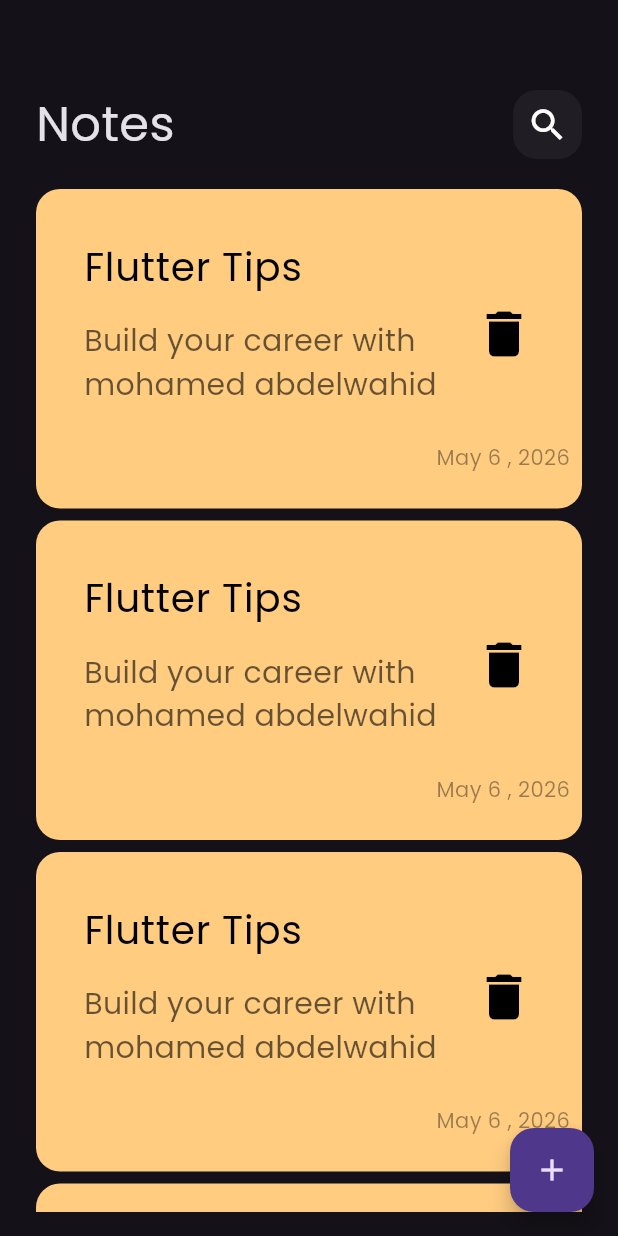
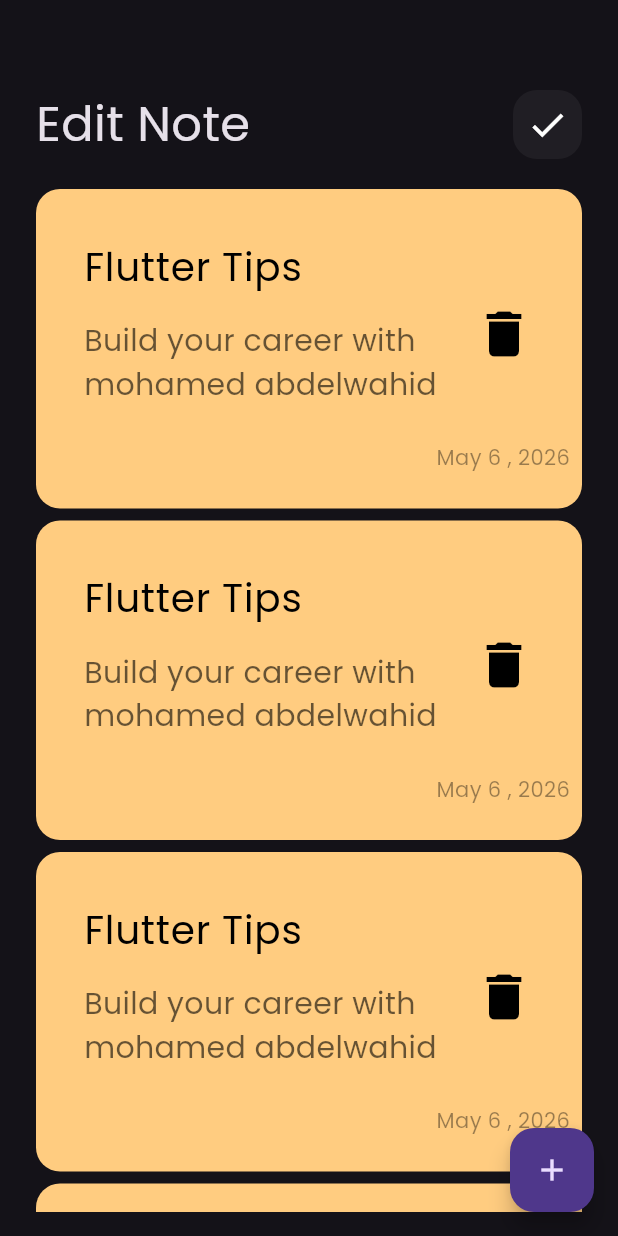
Before and after one commit to MohamedAbdelwahid/notes_app, a Flutter app: the screen it shows after launch, on a phone screen of 412 x 824 dp. Run offline on Flutter 3.47's test engine with Material 3 defaults, Android fonts, the phone set to English and light mode, and no system bars.

Commit message:
add custom app bar to edit note view

```diff
--- a/lib/views/widgets/custom_app_bar.dart
+++ b/lib/views/widgets/custom_app_bar.dart
@@ -1,25 +1,32 @@
-
 import 'package:flutter/material.dart';
-import 'package:frist_project/views/widgets/custom_icom.dart';
+import 'package:frist_project/views/widgets/custom_icon.dart';
 
 class CustomAppBar extends StatefulWidget {
-  const CustomAppBar({super.key});
-
+  const CustomAppBar({super.key, required this.title, required this.icon});
+  final String title;
+  final IconData icon;
   @override
   State<CustomAppBar> createState() => _CustomAppBarState();
+
+
 }
+
 
 class _CustomAppBarState extends State<CustomAppBar> {
   @override
   Widget build(BuildContext context) {
     return Row(
-      children: [
-        Text('Notes' ,  style: TextStyle(
-          fontSize: 32,
-        ),
-        ),
-        Spacer(),
-        CustomSearchIcon(),
+      mainAxisAlignment: MainAxisAlignment.spaceBetween,
+      children:[
+        Text(
+           widget.title ,
+         style: const TextStyle(
+          fontSize: 32
+          )),
+        const Spacer(),
+        CustomSearchIcon(
+          icon: widget.icon  ,
+          ),
       ],
     );
   }
--- a/lib/views/widgets/custom_icom.dart
+++ b/lib/views/widgets/custom_icon.dart
@@ -1,11 +1,11 @@
 import 'package:flutter/material.dart';
 
 class CustomSearchIcon extends StatelessWidget {
-  const CustomSearchIcon({super.key});
-
+  const CustomSearchIcon({super.key, required this.icon});
+  final IconData icon;
   @override
   Widget build(BuildContext context) {
-    return  Container(
+    return Container(
       height: 46,
       width: 46,
       decoration: BoxDecoration(
@@ -13,10 +13,7 @@
         color: Colors.white.withOpacity(.05),
         borderRadius: BorderRadius.circular(16),
       ),
-      child: const Center(
-        child: Icon(Icons.search,
-        size: 28,),
-      ),
+      child:  Center(child: Icon(icon, size: 28)),
     );
   }
 }
--- a/lib/views/widgets/custom_note_item.dart
+++ b/lib/views/widgets/custom_note_item.dart
@@ -29,7 +29,7 @@
               ),
               subtitle: Padding(
                 padding: const EdgeInsets.only(top: 16.0, bottom: 16),
-                child: Text(
+                 child :  Text(
                   'Build your career with mohamed abdelwahid',
                   style: TextStyle(
                     // ignore: deprecated_member_use
--- a/lib/views/widgets/edit_view_body.dart
+++ b/lib/views/widgets/edit_view_body.dart
@@ -1,10 +1,22 @@
 import 'package:flutter/material.dart';
+import 'package:frist_project/views/widgets/custom_app_bar.dart';
 
 class EditNoteViewBody extends StatelessWidget {
   const EditNoteViewBody({super.key});
 
   @override
   Widget build(BuildContext context) {
-    return Container();
+    return Padding(
+      padding: const EdgeInsets.symmetric(horizontal:24),
+      child: Column(
+        children:const [
+          SizedBox(height: 60),
+          CustomAppBar(
+          title: 'Edit Note',
+           icon: Icons.check ,
+           ),
+        ]
+      ),
+    );
   }
 }
--- a/lib/views/widgets/notes_view_body.dart
+++ b/lib/views/widgets/notes_view_body.dart
@@ -10,7 +10,9 @@
     return Padding(
       padding: const EdgeInsets.symmetric(horizontal: 24),
       child: Column(children: const [SizedBox(height: 60),
-       CustomAppBar(),
+       CustomAppBar(
+         title: 'Edit Note',
+           icon: Icons.check ,),
        Expanded(
         child: NotesListVeiw()
         ),
```
